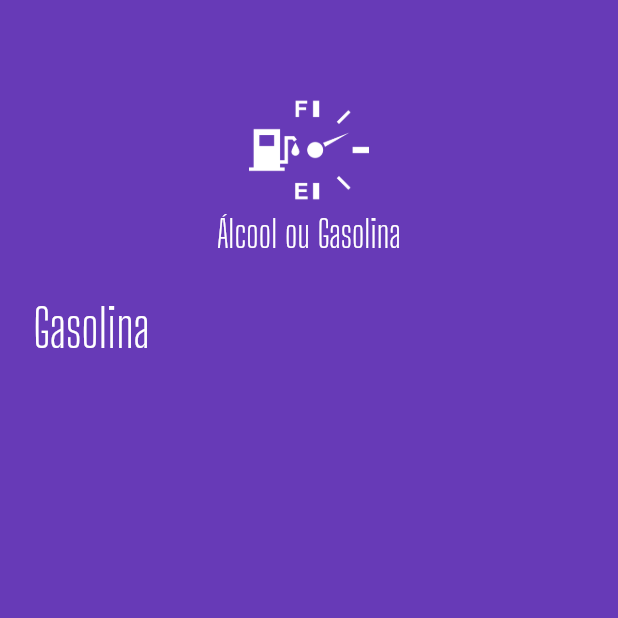
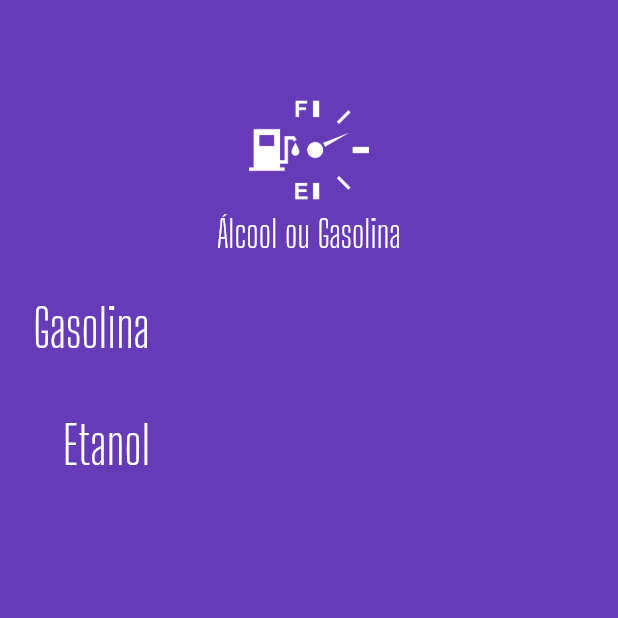
Before and after one commit to FelipeSolunexus/aog, a Flutter app: the screen it shows after launch, on a phone screen of 412 x 824 dp, the top half of it. Run offline on Flutter 3.47's test engine with Material 2 defaults, Android fonts, the phone set to English and light mode, and no system bars.

Commit message:
Transformando o campo input em Widget

```diff
--- a/aog/lib/main.dart
+++ b/aog/lib/main.dart
@@ -1,3 +1,4 @@
+import 'package:aog/widgets/input.widget.dart';
 import 'package:aog/widgets/logo_widget.dart';
 import 'package:flutter/material.dart';
 
@@ -27,40 +28,16 @@ class HomePage extends StatelessWidget {
 
   @override
   Widget build(BuildContext context) {
+    var _gasCtrl = TextEditingController();
+    var _alcoolCtrl = TextEditingController();
+
     return Scaffold(
       backgroundColor: Theme.of(context).primaryColor,
       body: ListView(
         children: <Widget>[
           Logo(),
-          Row(
-            children: <Widget>[
-              Container(
-                width: 100,
-                alignment: Alignment.centerRight,
-                child: const Text(
-                  "Gasolina",
-                  style: TextStyle(
-                      color: Colors.white,
-                      fontSize: 35,
-                      fontFamily: "Big Shoulders Display"),
-                ),
-              ),
-              const SizedBox(
-                width: 20,
-              ),
-              Expanded(
-                child: TextFormField(
-                  keyboardType: TextInputType.number,
-                  style: const TextStyle(
-                    color: Colors.black,
-                    fontSize: 45,
-                    fontFamily: "Big Shoulders Display",
-                  ),
-                  decoration: const InputDecoration(border: InputBorder.none),
-                ),
-              )
-            ],
-          )
+          Input(label: "Gasolina", ctrl: _gasCtrl),
+          Input(label: "Etanol", ctrl: _alcoolCtrl)
         ],
       ),
     );
--- /dev/null
+++ b/aog/lib/widgets/input.widget.dart
@@ -0,0 +1,41 @@
+import 'package:flutter/material.dart';
+
+class Input extends StatelessWidget {
+  late var label;
+  late var ctrl = new TextEditingController();
+
+  Input({required this.label, required this.ctrl});
+  @override
+  Widget build(BuildContext context) {
+    return Row(
+      children: <Widget>[
+        Container(
+          width: 100,
+          alignment: Alignment.centerRight,
+          child: Text(
+            label,
+            style: TextStyle(
+                color: Colors.white,
+                fontSize: 35,
+                fontFamily: "Big Shoulders Display"),
+          ),
+        ),
+        const SizedBox(
+          width: 20,
+        ),
+        Expanded(
+          child: TextFormField(
+            controller: ctrl,
+            keyboardType: TextInputType.number,
+            style: const TextStyle(
+              color: Colors.black,
+              fontSize: 45,
+              fontFamily: "Big Shoulders Display",
+            ),
+            decoration: const InputDecoration(border: InputBorder.none),
+          ),
+        )
+      ],
+    );
+  }
+}
```
